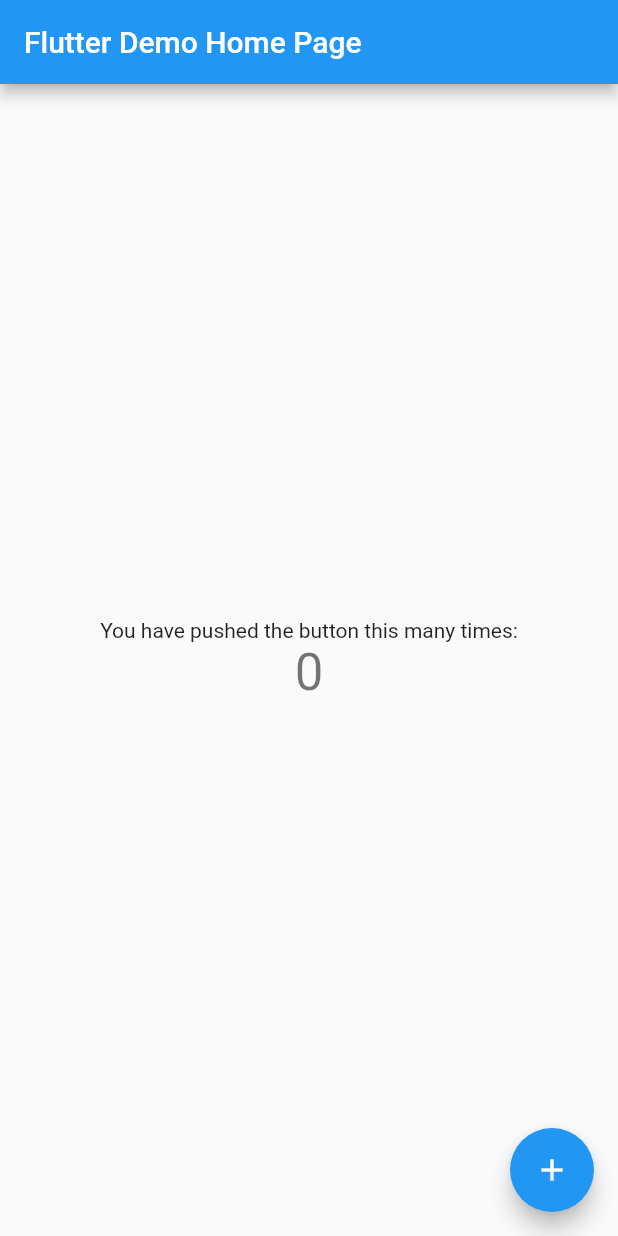
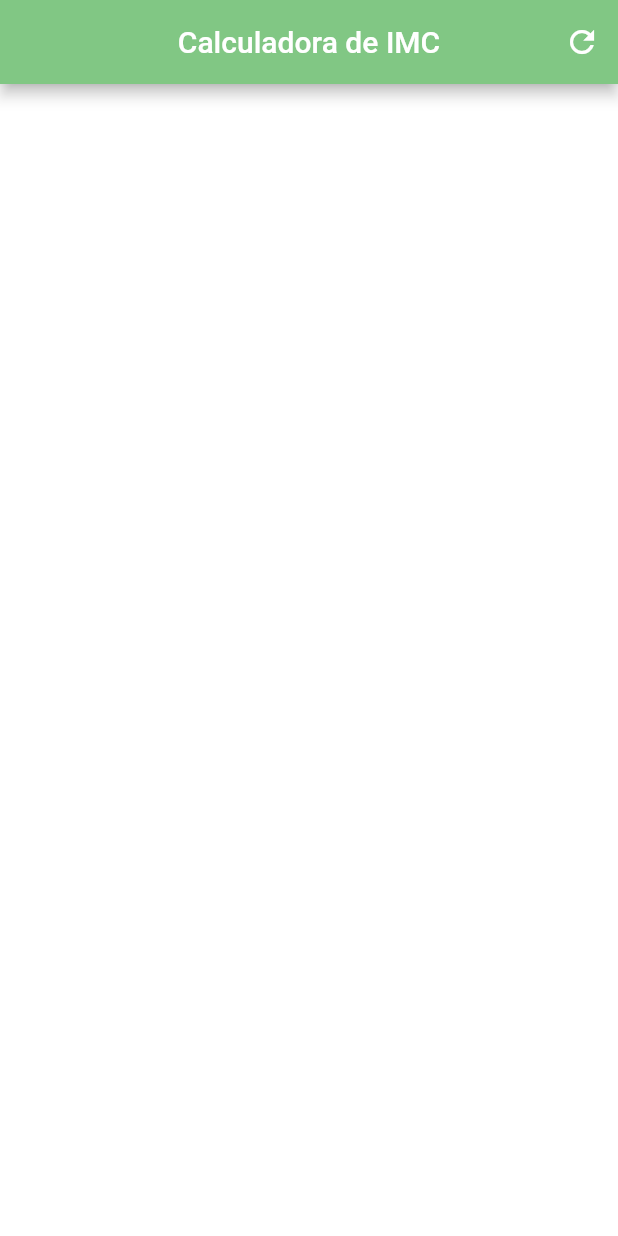
Before and after one commit to karinesobrinho/calculoIMC, a Flutter app: the screen it shows after launch, on a phone screen of 412 x 824 dp. Run offline on Flutter 3.47's test engine with Material 2 defaults, Android fonts, the phone set to English and light mode, and no system bars.

Commit message:
Appbar ok

```diff
--- a/lib/main.dart
+++ b/lib/main.dart
@@ -1,117 +1,29 @@
 import 'package:flutter/material.dart';
 
 void main() {
-  runApp(MyApp());
+  runApp(MaterialApp(
+    home: Home(),
+  ));
 }
 
-class MyApp extends StatelessWidget {
-  // This widget is the root of your application.
+class Home extends StatefulWidget {
+  @override
+  _HomeState createState() => _HomeState();
+}
+
+class _HomeState extends State<Home> {
   @override
   Widget build(BuildContext context) {
-    return MaterialApp(
-      title: 'Flutter Demo',
-      theme: ThemeData(
-        // This is the theme of your application.
-        //
-        // Try running your application with "flutter run". You'll see the
-        // application has a blue toolbar. Then, without quitting the app, try
-        // changing the primarySwatch below to Colors.green and then invoke
-        // "hot reload" (press "r" in the console where you ran "flutter run",
-        // or simply save your changes to "hot reload" in a Flutter IDE).
-        // Notice that the counter didn't reset back to zero; the application
-        // is not restarted.
-        primarySwatch: Colors.blue,
-        // This makes the visual density adapt to the platform that you run
-        // the app on. For desktop platforms, the controls will be smaller and
-        // closer together (more dense) than on mobile platforms.
-        visualDensity: VisualDensity.adaptivePlatformDensity,
+    return Scaffold(
+      appBar: AppBar(
+        title: Text('Calculadora de IMC'),
+        centerTitle: true,
+        backgroundColor: Colors.green[300],
+        actions: <Widget>[
+          IconButton(icon: Icon(Icons.refresh), onPressed: (){})
+        ],
       ),
-      home: MyHomePage(title: 'Flutter Demo Home Page'),
+      backgroundColor: Colors.white,
     );
   }
 }
-
-class MyHomePage extends StatefulWidget {
-  MyHomePage({Key key, this.title}) : super(key: key);
-
-  // This widget is the home page of your application. It is stateful, meaning
-  // that it has a State object (defined below) that contains fields that affect
-  // how it looks.
-
-  // This class is the configuration for the state. It holds the values (in this
-  // case the title) provided by the parent (in this case the App widget) and
-  // used by the build method of the State. Fields in a Widget subclass are
-  // always marked "final".
-
-  final String title;
-
-  @override
-  _MyHomePageState createState() => _MyHomePageState();
-}
-
-class _MyHomePageState extends State<MyHomePage> {
-  int _counter = 0;
-
-  void _incrementCounter() {
-    setState(() {
-      // This call to setState tells the Flutter framework that something has
-      // changed in this State, which causes it to rerun the build method below
-      // so that the display can reflect the updated values. If we changed
-      // _counter without calling setState(), then the build method would not be
-      // called again, and so nothing would appear to happen.
-      _counter++;
-    });
-  }
-
-  @override
-  Widget build(BuildContext context) {
-    // This method is rerun every time setState is called, for instance as done
-    // by the _incrementCounter method above.
-    //
-    // The Flutter framework has been optimized to make rerunning build methods
-    // fast, so that you can just rebuild anything that needs updating rather
-    // than having to individually change instances of widgets.
-    return Scaffold(
-      appBar: AppBar(
-        // Here we take the value from the MyHomePage object that was created by
-        // the App.build method, and use it to set our appbar title.
-        title: Text(widget.title),
-      ),
-      body: Center(
-        // Center is a layout widget. It takes a single child and positions it
-        // in the middle of the parent.
-        child: Column(
-          // Column is also a layout widget. It takes a list of children and
-          // arranges them vertically. By default, it sizes itself to fit its
-          // children horizontally, and tries to be as tall as its parent.
-          //
-          // Invoke "debug painting" (press "p" in the console, choose the
-          // "Toggle Debug Paint" action from the Flutter Inspector in Android
-          // Studio, or the "Toggle Debug Paint" command in Visual Studio Code)
-          // to see the wireframe for each widget.
-          //
-          // Column has various properties to control how it sizes itself and
-          // how it positions its children. Here we use mainAxisAlignment to
-          // center the children vertically; the main axis here is the vertical
-          // axis because Columns are vertical (the cross axis would be
-          // horizontal).
-          mainAxisAlignment: MainAxisAlignment.center,
-          children: <Widget>[
-            Text(
-              'You have pushed the button this many times:',
-            ),
-            Text(
-              '$_counter',
-              style: Theme.of(context).textTheme.headline4,
-            ),
-          ],
-        ),
-      ),
-      floatingActionButton: FloatingActionButton(
-        onPressed: _incrementCounter,
-        tooltip: 'Increment',
-        child: Icon(Icons.add),
-      ), // This trailing comma makes auto-formatting nicer for build methods.
-    );
-  }
-}
```
Also changed, not shown: 1 other file.
